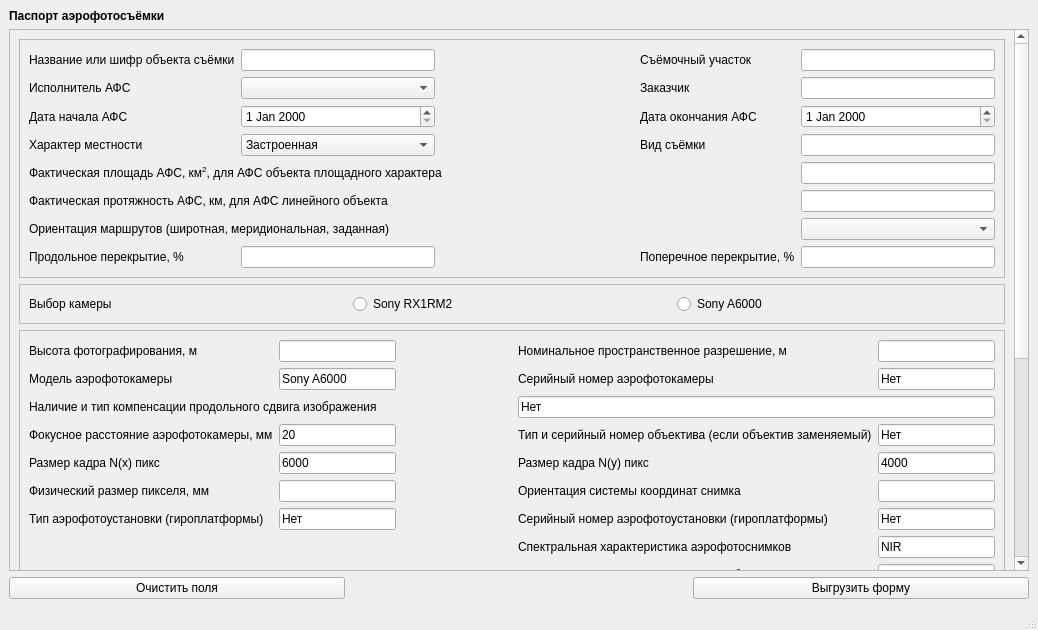
First picture: the form in Aerial_Photography_GUI_dialog_base.ui, repository ji-tf/aerial_photography_gui, before the edit.
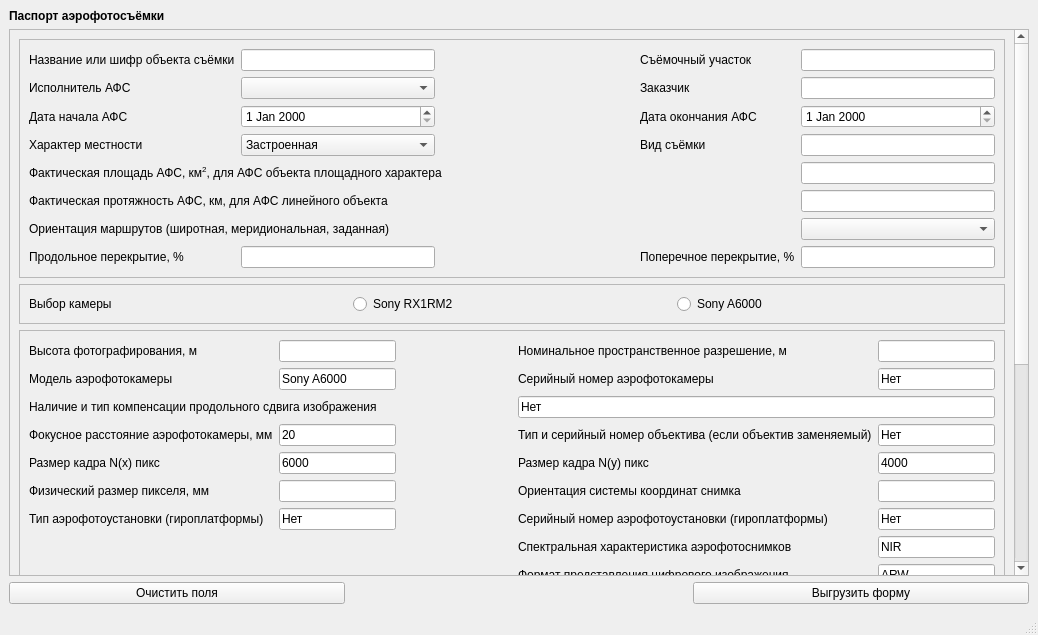
Second picture: the form after the edit. Custom widgets are drawn as their Qt base class.

The edit to the form file:
```diff
--- a/Aerial_Photography_GUI_dialog_base.ui
+++ b/Aerial_Photography_GUI_dialog_base.ui
@@ -7,7 +7,7 @@
     <x>0</x>
     <y>0</y>
     <width>1038</width>
-    <height>630</height>
+    <height>635</height>
    </rect>
   </property>
   <property name="windowTitle">
@@ -37,7 +37,7 @@
        <property name="geometry">
         <rect>
          <x>0</x>
-         <y>0</y>
+         <y>-153</y>
          <width>1001</width>
          <height>841</height>
         </rect>
```
Left out of the diff: 278 changed lines with no effect on the pictures.
